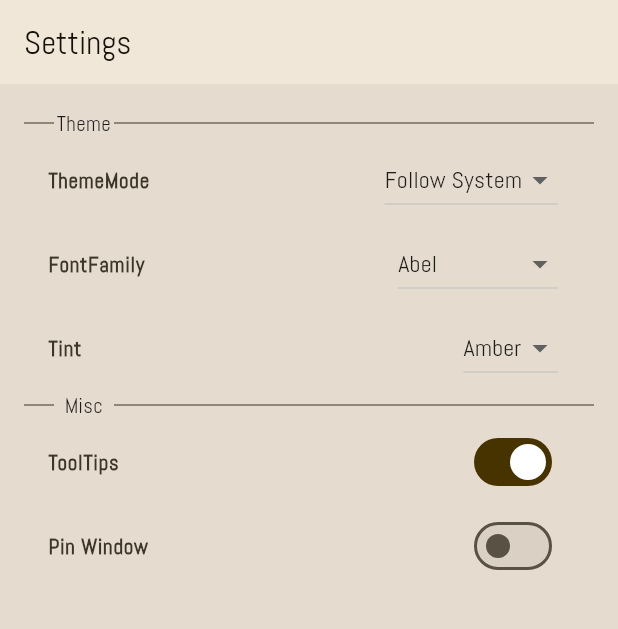
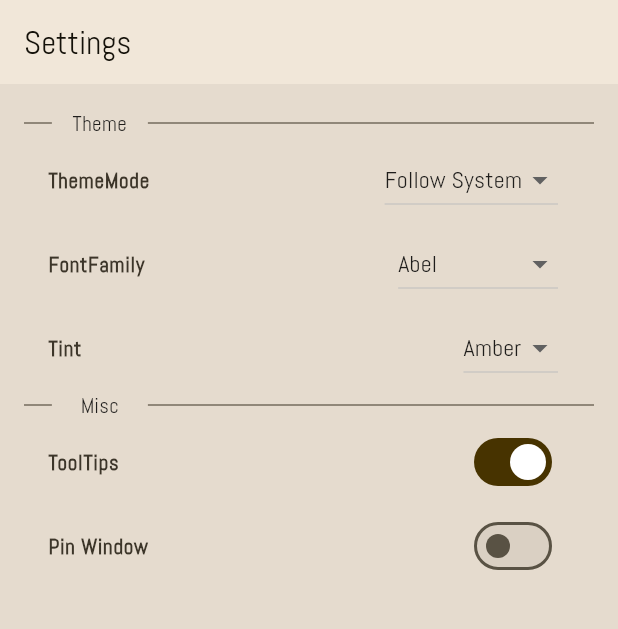
Before and after one commit to undefinedpatient/idea_cache, a Flutter app: the screen it shows after launch, on a phone screen of 412 x 824 dp, the part 84-713 px from its top. Run offline on Flutter 3.47's test engine with Material 3 defaults, Android fonts, the phone set to English and light mode, and no system bars; our stand-ins replace file_picker, flutter_local_notifications, flutter_timezone, shared_preferences, timezone; missing offline and left inert: flutter_quill, window_manager.

Commit message:
Updated more consistent layout, responsive

```diff
--- a/lib/component/optioncard.dart
+++ b/lib/component/optioncard.dart
@@ -33,8 +33,12 @@ class _ICOptionCardState<T> extends State<ICOptionCard<T>> {
   @override
   Widget build(BuildContext context) {
     if (widget.options.isEmpty) {
+      return LayoutBuilder(
+        builder: (context, constraint) {
           return ListTile(
-        leading: Text(
+            leading: (constraint.maxWidth < 240)
+                ? null
+                : Text(
                     widget.title,
                     style: TextStyle(fontWeight: FontWeight.bold, fontSize: 14),
                   ),
@@ -48,9 +52,15 @@ class _ICOptionCardState<T> extends State<ICOptionCard<T>> {
               },
             ),
           );
+        },
+      );
     }
+    return LayoutBuilder(
+      builder: (context, constraint) {
         return ListTile(
-      leading: Text(
+          leading: (constraint.maxWidth < 300)
+              ? null
+              : Text(
                   widget.title,
                   maxLines: 1,
                   style: TextStyle(fontWeight: FontWeight.bold, fontSize: 14),
@@ -71,5 +81,7 @@ class _ICOptionCardState<T> extends State<ICOptionCard<T>> {
             },
           ),
         );
+      },
+    );
   }
 }
--- a/lib/page/settingpage.dart
+++ b/lib/page/settingpage.dart
@@ -39,12 +39,12 @@ class _ICSettingPageState extends State<ICSettingPage> {
           mainAxisAlignment: MainAxisAlignment.start,
           children: [
             Flex(
+              mainAxisSize: MainAxisSize.min,
               direction: Axis.horizontal,
               children: [
                 Flexible(flex: 1, fit: FlexFit.tight, child: Divider()),
-                Flexible(
-                  flex: 2,
-                  fit: FlexFit.tight,
+                ConstrainedBox(
+                  constraints: BoxConstraints.tightFor(width: 64),
                   child: Text("Theme", textAlign: TextAlign.center),
                 ),
                 Flexible(flex: 16, fit: FlexFit.tight, child: Divider()),
@@ -81,9 +81,8 @@ class _ICSettingPageState extends State<ICSettingPage> {
               direction: Axis.horizontal,
               children: [
                 Flexible(flex: 1, fit: FlexFit.tight, child: Divider()),
-                Flexible(
-                  flex: 2,
-                  fit: FlexFit.tight,
+                ConstrainedBox(
+                  constraints: BoxConstraints.tightFor(width: 64),
                   child: Text("Misc", textAlign: TextAlign.center),
                 ),
                 Flexible(flex: 16, fit: FlexFit.tight, child: Divider()),
```
Also changed, not shown: demo/demo.jpg. Lines whose indentation alone changed are shown as unchanged.
